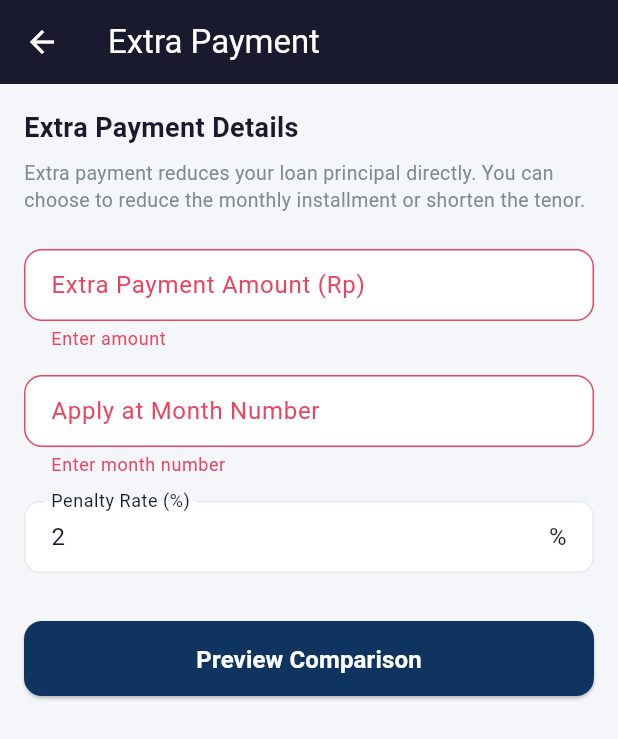
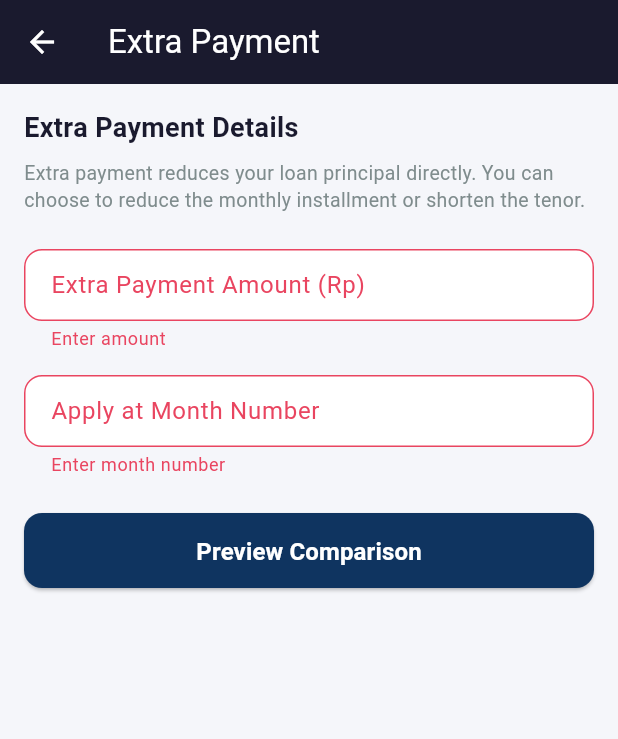
Before and after one commit to mkhaufillah/wealthtrack, a Flutter app: the KPRExtraPaymentScreen screen opened directly with empty values, after a tap on "Preview Comparison", on a phone screen of 412 x 824 dp. Shown: the top 739 px of the screen. Run offline on Flutter 3.47's test engine with Material 3 defaults, Android fonts, the phone set to English and light mode, and no system bars; our stand-ins replace dio, fl_chart, flutter_markdown, flutter_riverpod, flutter_secure_storage, go_router and 3 more; accounts and stored records are empty; network calls fail.

Commit message:
fix: remove penalty, add apply_month validation, fix Tenor label
1. Remove penalty rate from extra payment UI (default 0)
2. Add backend validation: apply_month must be between
   last extra payment's month (or 1) and tenor_months
3. Fix extra payment card label: 'Tenor' -> 'Tenor Left'
4. KPR delete cascade-deletes extra payments (ON DELETE CASCADE)

312 tests passing

```diff
--- a/mobile/lib/features/debt/kpr/ui/kpr_detail_screen.dart
+++ b/mobile/lib/features/debt/kpr/ui/kpr_detail_screen.dart
@@ -485,7 +485,7 @@ class _KPRDetailScreenState extends ConsumerState<KPRDetailScreen> {
                 ),
                 Expanded(
                   child: _statItem(
-                    'Tenor',
+                    'Tenor Left',
                     '${ep.oldRemainingMonths} → ${ep.newRemainingMonths} mo',
                   ),
                 ),
--- a/mobile/lib/features/debt/kpr/ui/kpr_extra_payment_screen.dart
+++ b/mobile/lib/features/debt/kpr/ui/kpr_extra_payment_screen.dart
@@ -22,7 +22,6 @@ class _KPRExtraPaymentScreenState
     extends ConsumerState<KPRExtraPaymentScreen> {
   final _formKey = GlobalKey<FormState>();
   final _amountController = TextEditingController();
-  final _penaltyController = TextEditingController(text: '2');
   final _monthController = TextEditingController();
 
   ExtraStep _step = ExtraStep.form;
@@ -31,7 +30,6 @@ class _KPRExtraPaymentScreenState
   @override
   void dispose() {
     _amountController.dispose();
-    _penaltyController.dispose();
     _monthController.dispose();
     super.dispose();
   }
@@ -40,13 +38,12 @@ class _KPRExtraPaymentScreenState
     if (!_formKey.currentState!.validate()) return;
 
     final amount = int.parse(_amountController.text);
-    final penalty = (double.parse(_penaltyController.text) / 100);
     final month = int.parse(_monthController.text);
 
     final preview = await ref.read(kprProvider.notifier).previewExtraPayment(
           simId: widget.simulationId,
           amount: amount,
-          penaltyRate: penalty,
+          penaltyRate: 0,
           applyMonth: month,
         );
 
@@ -59,7 +56,6 @@ class _KPRExtraPaymentScreenState
     if (_selectedOption == null) return;
 
     final amount = int.parse(_amountController.text);
-    final penalty = (double.parse(_penaltyController.text) / 100);
     final month = int.parse(_monthController.text);
     final type = _selectedOption == 0 ? 'installment' : 'tenor';
 
@@ -68,7 +64,7 @@ class _KPRExtraPaymentScreenState
         .createExtraPayment(
           simId: widget.simulationId,
           amount: amount,
-          penaltyRate: penalty,
+          penaltyRate: 0,
           applyMonth: month,
           reductionType: type,
         );
@@ -177,7 +173,7 @@ class _KPRExtraPaymentScreenState
             keyboardType: TextInputType.number,
             decoration: InputDecoration(
               labelText: 'Apply at Month Number',
-              hintText: 'e.g. 24',
+              hintText: 'e.g. 24 (1 — 180)',
               border: OutlineInputBorder(
                 borderRadius: BorderRadius.circular(12),
               ),
@@ -191,29 +187,7 @@ class _KPRExtraPaymentScreenState
               return null;
             },
           ),
-          const SizedBox(height: 16),
-
-          // Penalty Rate
-          TextFormField(
-            controller: _penaltyController,
-            keyboardType: TextInputType.number,
-            decoration: InputDecoration(
-              labelText: 'Penalty Rate (%)',
-              suffixText: '%',
-              border: OutlineInputBorder(
-                borderRadius: BorderRadius.circular(12),
-              ),
-              filled: true,
-              fillColor: AppColors.surface,
-            ),
-            validator: (v) {
-              if (v == null || v.isEmpty) return 'Enter penalty rate';
-              final n = double.tryParse(v);
-              if (n == null || n < 0) return 'Must be 0 or more';
-              return null;
-            },
-          ),
-          const SizedBox(height: 32),
+          const SizedBox(height: 24),
 
           // Preview button
           SizedBox(
```
Also changed, not shown: 1 other file.
